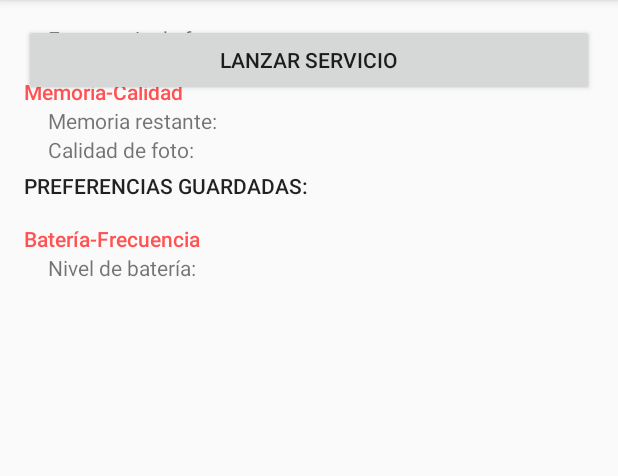
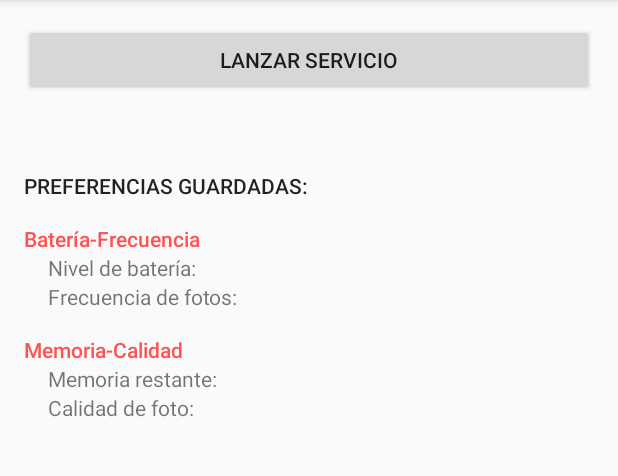
Before and after one commit to isacm94/Timelapse, an Android app: the screen it shows after launch (MainActivity), on a phone screen of 412 x 824 dp, the part 84-560 px from its top. Run offline under Robolectric (Android 15) with nearby library versions, the phone set to English and light mode, and no system bars.

Commit message:
01/02/2017

```diff
--- a/Camara2/app/src/main/AndroidManifest.xml
+++ b/Camara2/app/src/main/AndroidManifest.xml
@@ -13,7 +13,7 @@
         android:label="@string/app_name"
         android:supportsRtl="true"
         android:theme="@style/AppTheme">
-        <activity android:name=".MainActivity">
+        <activity android:name=".Activities.MainActivity">
             <intent-filter>
                 <action android:name="android.intent.action.MAIN" />
 
@@ -23,7 +23,7 @@
 
         <service android:name=".DemoCamService" />
 
-        <activity android:name=".PreferencesActivity"></activity>
+        <activity android:name=".Activities.PreferencesActivity"></activity>
     </application>
 
 </manifest>
--- a/Camara2/app/src/main/java/salesianostriana/timelapse/MainActivity.java
+++ b/Camara2/app/src/main/java/salesianostriana/timelapse/Activities/MainActivity.java
@@ -14,18 +14,24 @@
  * limitations under the License.
  */
 
-package salesianostriana.timelapse;
+package salesianostriana.timelapse.Activities;
 
 import android.content.Intent;
 import android.content.SharedPreferences;
+import android.content.res.Configuration;
 import android.os.Bundle;
 import android.preference.PreferenceManager;
 import android.support.v7.app.AppCompatActivity;
+import android.util.Log;
 import android.view.Menu;
 import android.view.MenuItem;
 import android.view.View;
 import android.widget.TextView;
 import android.widget.Toast;
+
+import salesianostriana.timelapse.DemoCamService;
+import salesianostriana.timelapse.Pojos.Preferencia;
+import salesianostriana.timelapse.R;
 
 public class MainActivity extends AppCompatActivity {
 
@@ -51,12 +57,7 @@
         });
 
         //Muestra las preferencias guardadas
-        Preferencia preferencia = getPreferencia();
-
-        textViewBateria.setText(getString(R.string.title_bateria) + ": " + preferencia.getBateria());
-        textViewFrecuencia.setText(getString(R.string.title_frecuencia) + ": " + preferencia.getFrecuencia());
-        textViewMemoria.setText(getString(R.string.title_memoria) + ": " + preferencia.getMemoria());
-        textViewCalidad.setText(getString(R.string.title_calidad) + ": " + preferencia.getCalidad());
+        muestraPreferencias();
     }
 
     public boolean onCreateOptionsMenu(Menu menu) {
@@ -65,7 +66,6 @@
     }
 
     public boolean onOptionsItemSelected(MenuItem item) {
-
 
         switch (item.getItemId()) {
             case R.id.settings: {
@@ -92,4 +92,20 @@
 
         return preferencia;
     }
+
+    public void muestraPreferencias(){
+        Preferencia preferencia = getPreferencia();
+
+        textViewBateria.setText(getString(R.string.title_bateria) + ": " + preferencia.getBateria());
+        textViewFrecuencia.setText(getString(R.string.title_frecuencia) + ": " + preferencia.getFrecuencia());
+        textViewMemoria.setText(getString(R.string.title_memoria) + ": " + preferencia.getMemoria());
+        textViewCalidad.setText(getString(R.string.title_calidad) + ": " + preferencia.getCalidad());
+    }
+
+    @Override
+    protected void onResume() {
+        super.onResume();
+
+        muestraPreferencias();//Actualiza vista activity_main
+    }
 }
--- a/Camara2/app/src/main/java/salesianostriana/timelapse/Preferencia.java
+++ b/Camara2/app/src/main/java/salesianostriana/timelapse/Pojos/Preferencia.java
@@ -1,14 +1,14 @@
-package salesianostriana.timelapse;
+package salesianostriana.timelapse.Pojos;
 
 /**
  * Created by Isabel on 30/01/2017.
  */
 
 public class Preferencia {
-    String bateria;
-    String calidad;
-    String memoria;
-    String frecuencia;
+    private String bateria;
+    private String calidad;
+    private String memoria;
+    private String frecuencia;
 
     /*CONSTRUCTORES*/
     public Preferencia() {
--- a/Camara2/app/src/main/res/layout/activity_main.xml
+++ b/Camara2/app/src/main/res/layout/activity_main.xml
@@ -24,7 +24,7 @@
     android:paddingLeft="@dimen/activity_horizontal_margin"
     android:paddingRight="@dimen/activity_horizontal_margin"
     android:paddingTop="@dimen/activity_vertical_margin"
-    tools:context=".MainActivity">
+    tools:context=".Activities.MainActivity">
 
     <Button
         android:id="@+id/btn_using_service"
@@ -64,7 +64,7 @@
         android:id="@+id/text_view_frecuencia"
         android:layout_width="match_parent"
         android:layout_height="wrap_content"
-        android:layout_below="@id/text_view_nivel_bateria"
+        android:layout_below="@id/text_view_bateria"
         android:layout_marginLeft="@dimen/margin_left"
         android:text="@string/title_frecuencia" />
 
```
Also changed, not shown: Camara2/app/src/main/java/salesianostriana/timelapse/Activities/PreferencesActivity.java (renamed from Camara2/app/src/main/java/salesianostriana/timelapse/PreferencesActivity.java, +3 -5 lines), Camara2/app/src/main/java/salesianostriana/timelapse/DemoCamService.java (+23 -3 lines).
